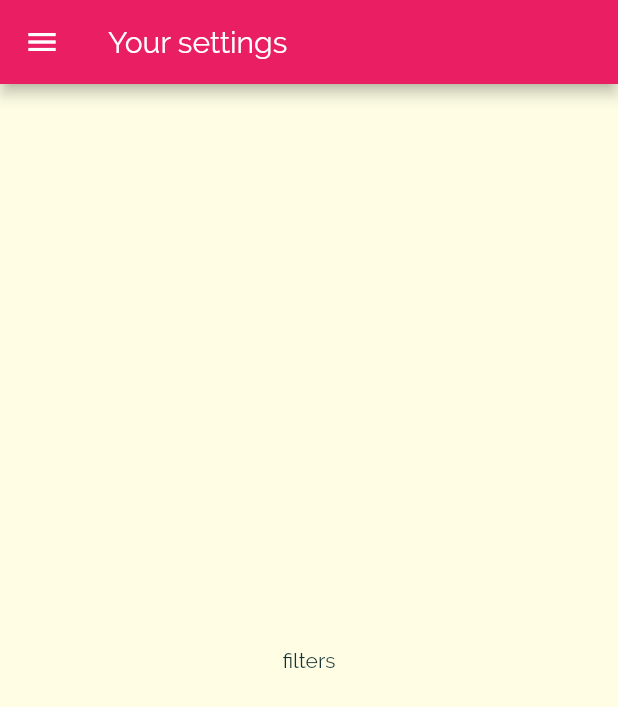
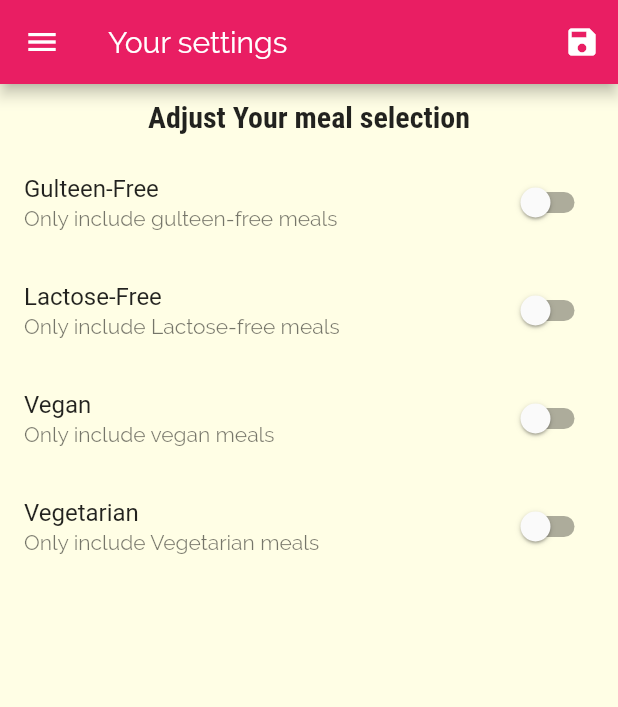
Before and after one commit to majdew/mealsapp, a Flutter app: the FiltersScreen screen opened by its route, on a phone screen of 412 x 824 dp. Shown: the top 707 px of the screen. Run offline on Flutter 3.47's test engine with Material 2 defaults, Android fonts, the phone set to English and light mode, and no system bars; statements that could not run were skipped.

Commit message:
apply filter feature

```diff
--- a/lib/main.dart
+++ b/lib/main.dart
@@ -1,5 +1,7 @@
 import 'package:flutter/material.dart';
 
+import './dummy_data.dart';
+import './models/meal.dart';
 import './screens/filters_screen.dart';
 import './screens/tabs_screen.dart';
 import './screens/meal_detail.dart';
@@ -8,7 +10,33 @@ import './screens/categories_screen.dart';
 
 void main() => runApp(MyApp());
 
-class MyApp extends StatelessWidget {
+class MyApp extends StatefulWidget {
+  @override
+  _MyAppState createState() => _MyAppState();
+}
+
+class _MyAppState extends State<MyApp> {
+  Map<String, bool> _filters = {
+    "gulteen": false,
+    "lactose": false,
+    "vegan": false,
+    "vegetarian": false,
+  };
+
+  List<Meal> _availableMeals = DUMMY_MEALS;
+  void _setFilter(Map<String, bool> filterData) {
+    setState(() {
+      _filters = filterData;
+      _availableMeals = DUMMY_MEALS.where((meal) {
+        if (_filters['gulten'] && !meal.isGlutenFree) return false;
+        if (_filters['lactose'] && !meal.isLactoseFree) return false;
+        if (_filters['vegan'] && !meal.isVegan) return false;
+        if (_filters['vegetarian'] && !meal.isVegetarian) return false;
+        return true;
+      }).toList();
+    });
+  }
+
   @override
   Widget build(BuildContext context) {
     return MaterialApp(
@@ -34,9 +62,11 @@ class MyApp extends StatelessWidget {
       ),
       routes: {
         "/": (context) => TabsScreen(),
-        CategoryMealsScreen.routeName: (context) => CategoryMealsScreen(),
+        CategoryMealsScreen.routeName: (context) =>
+            CategoryMealsScreen(_availableMeals),
         MealDetailScreen.routeName: (context) => MealDetailScreen(),
-        FiltersScreen.routeName: (context) => FiltersScreen(),
+        FiltersScreen.routeName: (context) =>
+            FiltersScreen(_filters, _setFilter),
       },
       onUnknownRoute: (settings) => MaterialPageRoute(
         builder: (context) => CategoriesScreen(),
--- a/lib/screens/category_meals_screen.dart
+++ b/lib/screens/category_meals_screen.dart
@@ -2,10 +2,12 @@ import 'package:flutter/material.dart';
 
 import '../widgets/meal_item.dart';
 import '../models/meal.dart';
-import '../dummy_data.dart';
 
 class CategoryMealsScreen extends StatefulWidget {
   static const routeName = "/category-meals";
+  final List<Meal> avaliableMeals;
+
+  CategoryMealsScreen(this.avaliableMeals);
 
   @override
   _CategoryMealsScreenState createState() => _CategoryMealsScreenState();
@@ -14,6 +16,7 @@ class CategoryMealsScreen extends StatefulWidget {
 class _CategoryMealsScreenState extends State<CategoryMealsScreen> {
   String categoryTitle;
   List<Meal> displayedMeals;
+
   var _loadedInitialData = false;
 
   void _removeMeal(String mealId) {
@@ -30,19 +33,12 @@ class _CategoryMealsScreenState extends State<CategoryMealsScreen> {
       categoryTitle = routeArgs['title'];
       final categoryId = routeArgs['id'];
 
-      displayedMeals = DUMMY_MEALS.where((meal) {
+      displayedMeals = widget.avaliableMeals.where((meal) {
         return meal.categories.contains(categoryId);
       }).toList();
       _loadedInitialData = true;
     }
     super.didChangeDependencies();
-  }
-
-
-  @override
-  void initState() {
-    // ...
-    super.initState();
   }
 
   @override
--- a/lib/screens/filters_screen.dart
+++ b/lib/screens/filters_screen.dart
@@ -2,17 +2,132 @@ import 'package:flutter/material.dart';
 
 import '../widgets/main_Drawer.dart';
 
-class FiltersScreen extends StatelessWidget {
+class FiltersScreen extends StatefulWidget {
   static const routeName = "/filters";
+
+  final Function saveFilters;
+  final Map<String, bool> currentFilters;
+
+  FiltersScreen(this.currentFilters, this.saveFilters) {
+    print(this.currentFilters);
+    print("error");
+  }
+
+  @override
+  _FiltersScreenState createState() => _FiltersScreenState();
+}
+
+class _FiltersScreenState extends State<FiltersScreen> {
+  var _gultenFree = false;
+  var _vegan = false;
+  var _vegetarian = false;
+  var _lactoseFree = false;
+
+  Widget _buildSwitchListTile(
+    String title,
+    String description,
+    bool currentValue,
+    Function updateValue,
+  ) {
+    return SwitchListTile(
+      title: Text(title),
+      subtitle: Text(description),
+      value: currentValue,
+      onChanged: updateValue,
+    );
+  }
+
+  @override
+  void initState() {
+    _gultenFree = widget.currentFilters['gulten'];
+    _lactoseFree = widget.currentFilters['lactose'];
+    _vegan = widget.currentFilters['vegan'];
+    _vegetarian = widget.currentFilters['vegetarian'];
+
+    print(_gultenFree);
+    print(_lactoseFree);
+    print(_vegan);
+    print(_vegetarian);
+    super.initState();
+  }
+
   @override
   Widget build(BuildContext context) {
     return Scaffold(
       appBar: AppBar(
         title: Text("Your settings"),
+        actions: [
+          IconButton(
+            icon: Icon(Icons.save),
+            onPressed: () {
+              final selectedFilters = {
+                "gulten": _gultenFree,
+                "lactose": _lactoseFree,
+                "vegan": _vegan,
+                "vegetarian": _vegetarian,
+              };
+              widget.saveFilters(selectedFilters);
+            },
+          ),
+        ],
       ),
       drawer: MainDrawer(),
-      body: Center(
-        child: Text("filters"),
+      body: Column(
+        children: [
+          Container(
+            padding: const EdgeInsets.all(10),
+            child: Text(
+              "Adjust Your meal selection",
+              style: Theme.of(context).textTheme.headline6,
+            ),
+          ),
+          Expanded(
+            child: ListView(
+              children: [
+                _buildSwitchListTile(
+                  "Gulteen-Free",
+                  "Only include gulteen-free meals ",
+                  _gultenFree,
+                  (value) {
+                    setState(() {
+                      _gultenFree = value;
+                    });
+                  },
+                ),
+                _buildSwitchListTile(
+                  "Lactose-Free",
+                  "Only include Lactose-free meals ",
+                  _lactoseFree,
+                  (value) {
+                    setState(() {
+                      _lactoseFree = value;
+                    });
+                  },
+                ),
+                _buildSwitchListTile(
+                  "Vegan",
+                  "Only include vegan meals ",
+                  _vegan,
+                  (value) {
+                    setState(() {
+                      _vegan = value;
+                    });
+                  },
+                ),
+                _buildSwitchListTile(
+                  "Vegetarian",
+                  "Only include Vegetarian meals ",
+                  _vegetarian,
+                  (value) {
+                    setState(() {
+                      _vegetarian = value;
+                    });
+                  },
+                ),
+              ],
+            ),
+          ),
+        ],
       ),
     );
   }
--- a/lib/screens/tabs_screen.dart
+++ b/lib/screens/tabs_screen.dart
@@ -11,7 +11,10 @@ class TabsScreen extends StatefulWidget {
 
 class _TabsScreenState extends State<TabsScreen> {
   final List<Map<String, Object>> _pages = [
-    {"title": "Categories", "page": CategoriesScreen()},
+    {
+      "title": "Categories",
+      "page": CategoriesScreen(),
+    },
     {
       "title": "Your Favorite",
       "page": FavoritesScreen(),
@@ -31,9 +34,7 @@ class _TabsScreenState extends State<TabsScreen> {
       appBar: AppBar(
         title: Text(_pages[_selectePageIndex]["title"]),
       ),
-      drawer:
-        MainDrawer()
-      ,
+      drawer: MainDrawer(),
       body: _pages[_selectePageIndex]["page"],
       bottomNavigationBar: BottomNavigationBar(
         onTap: _selectPage,
--- a/lib/widgets/main_Drawer.dart
+++ b/lib/widgets/main_Drawer.dart
@@ -53,7 +53,7 @@ class MainDrawer extends StatelessWidget {
           ),
           buildListTile(
             Icons.settings,
-            "Settings",
+            "Filters",
             () {
               Navigator.of(context).pushReplacementNamed(FiltersScreen.routeName);
             },
```
